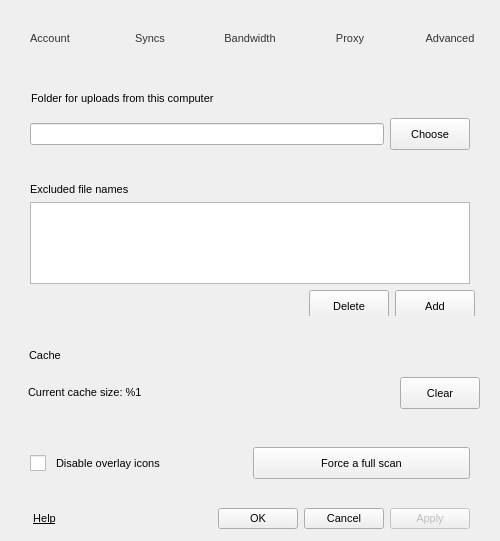
Before: the Qt Designer form Source/MEGASync/gui/SettingsDialog.ui in meganz/MEGAsync, drawn with Qt 5.
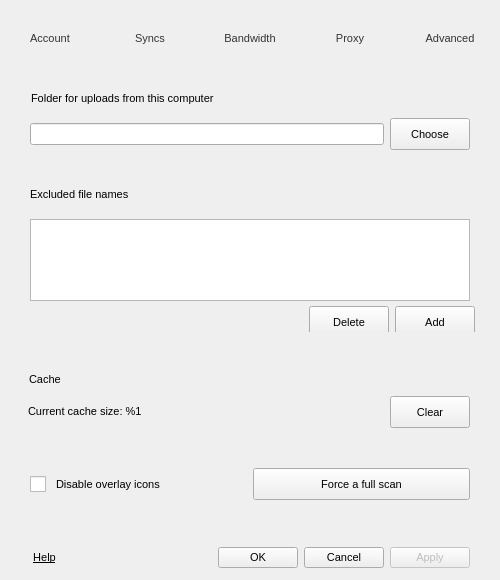
After: the same form once the commit is applied. Icons and pictures are not drawn.

```diff
--- a/Source/MEGASync/gui/SettingsDialog.ui
+++ b/Source/MEGASync/gui/SettingsDialog.ui
@@ -180,6 +180,12 @@
 padding-left: 2px;
 padding-bottom: 6px;
 }
+
+#lExcludedFiles
+{
+	margin-bottom: 13px;
+	margin-top:5px;
+}
 </string>
   </property>
   <layout class="QGridLayout" name="gridLayout">
@@ -1922,7 +1928,7 @@
          </property>
          <layout class="QVBoxLayout" name="verticalLayout_14">
           <property name="spacing">
-           <number>6</number>
+           <number>5</number>
           </property>
           <property name="leftMargin">
            <number>30</number>
@@ -1937,16 +1943,22 @@
            <number>0</number>
           </property>
           <item>
-           <widget class="QLabel" name="label_12">
+           <widget class="QLabel" name="lExcludedFiles">
             <property name="sizePolicy">
              <sizepolicy hsizetype="Preferred" vsizetype="Maximum">
               <horstretch>0</horstretch>
               <verstretch>0</verstretch>
              </sizepolicy>
             </property>
+            <property name="styleSheet">
+             <string notr="true"/>
+            </property>
             <property name="text">
              <string>Excluded file names</string>
             </property>
+            <property name="indent">
+             <number>0</number>
+            </property>
            </widget>
           </item>
           <item>
@@ -2042,6 +2054,9 @@
        </item>
        <item>
         <widget class="QLabel" name="label_15">
+         <property name="styleSheet">
+          <string notr="true">margin-top:8px;</string>
+         </property>
          <property name="text">
           <string/>
          </property>
@@ -2074,6 +2089,9 @@
            <verstretch>0</verstretch>
           </sizepolicy>
          </property>
+         <property name="styleSheet">
+          <string notr="true"/>
+         </property>
          <property name="title">
           <string/>
          </property>
@@ -2081,14 +2099,17 @@
           <bool>true</bool>
          </property>
          <layout class="QHBoxLayout" name="horizontalLayout_11">
+          <property name="spacing">
+           <number>0</number>
+          </property>
           <property name="leftMargin">
            <number>28</number>
           </property>
           <property name="topMargin">
-           <number>5</number>
+           <number>0</number>
           </property>
           <property name="rightMargin">
-           <number>20</number>
+           <number>30</number>
           </property>
           <property name="bottomMargin">
            <number>0</number>
@@ -2173,13 +2194,13 @@
            <number>30</number>
           </property>
           <property name="topMargin">
-           <number>5</number>
+           <number>7</number>
           </property>
           <property name="rightMargin">
            <number>30</number>
           </property>
           <property name="bottomMargin">
-           <number>0</number>
+           <number>18</number>
           </property>
           <item>
            <widget class="QCheckBox" name="cOverlayIcons">
@@ -2278,7 +2299,7 @@
          <property name="flat">
           <bool>true</bool>
          </property>
-         <layout class="QGridLayout" name="gridLayout_2" rowstretch="1,0,0,0,0,0,0,0,0,0,0,0,0,0">
+         <layout class="QGridLayout" name="gridLayout_2" rowstretch="1,0,0,0,0,0,0,0,0,0,0,0,0">
           <property name="sizeConstraint">
            <enum>QLayout::SetDefaultConstraint</enum>
           </property>
```
